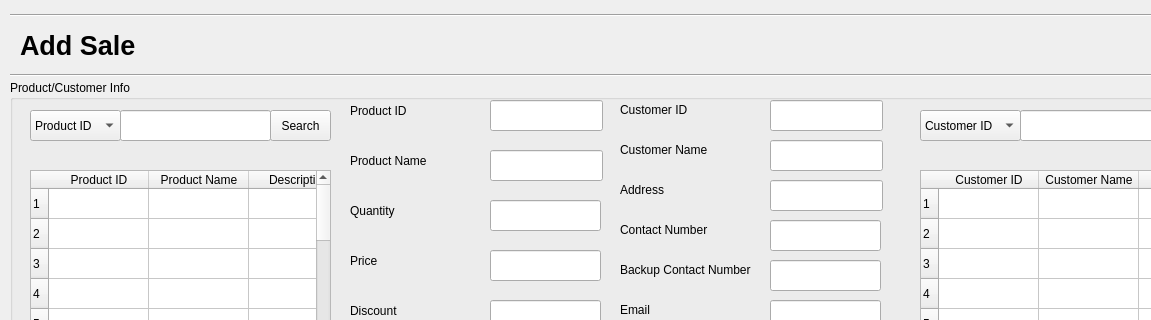
Old version of the form Screens/AddSales.ui in the repository basil-ali-khan/Inventory-Management-System; both pictures show x 0 to 1151 and y 0 to 320 of the 1255 by 742 pixel window.
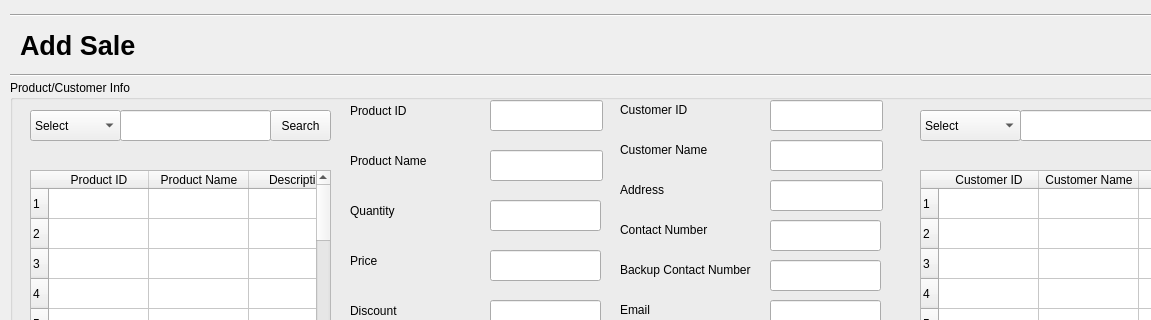
New version of the form.

Commit message: Some changes to both sale and purchase

```diff
--- a/Screens/AddSales.ui
+++ b/Screens/AddSales.ui
@@ -348,6 +348,11 @@
        <height>31</height>
       </rect>
      </property>
+     <item>
+      <property name="text">
+       <string>Select</string>
+      </property>
+     </item>
      <item>
       <property name="text">
        <string>Product ID</string>
@@ -717,6 +722,11 @@
        <height>31</height>
       </rect>
      </property>
+     <item>
+      <property name="text">
+       <string>Select</string>
+      </property>
+     </item>
      <item>
       <property name="text">
        <string>Customer ID</string>
```
Left out of the diff: 4 changed lines with no effect on the pictures. The commit also changes 8 other files.
